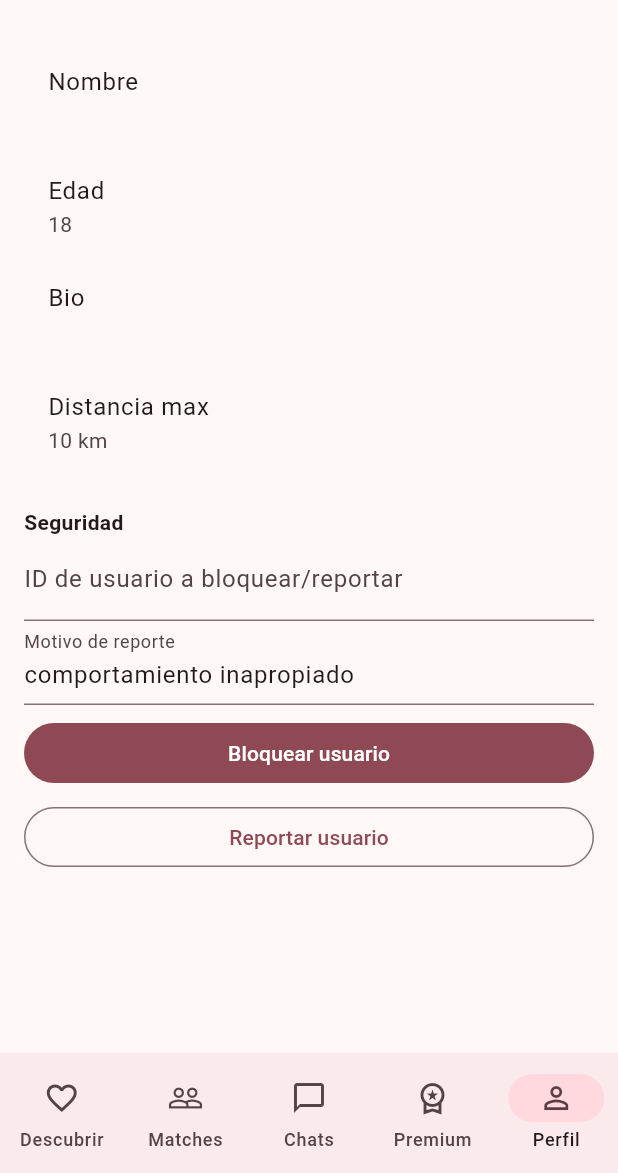
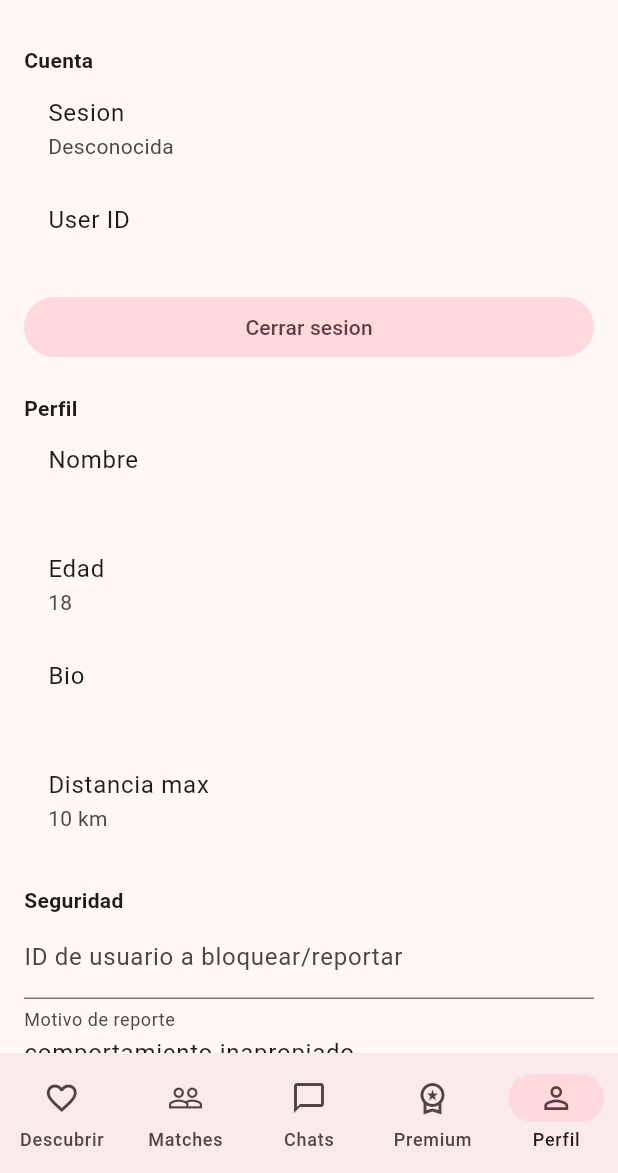
Before and after one commit to Lisandro1313/Finder, a Flutter app: the screen it shows once a user with an empty profile is signed in, item 5 of the bottom bar chosen, on a phone screen of 412 x 824 dp, the part 63-1236 px from its top. Run offline on Flutter 3.47's test engine with Material 2 defaults, Android fonts, the phone set to English and light mode, and no system bars; our stand-ins replace cloud_firestore, firebase_auth, firebase_core, firebase_messaging, google_sign_in, in_app_purchase; accounts and stored records are empty; network calls fail.

Commit message:
feat: add account session details, logout flow, and Google Sign-In setup/QA docs

```diff
--- a/lib/app/finder_home.dart
+++ b/lib/app/finder_home.dart
@@ -2,6 +2,7 @@ import 'dart:async';
 
 import 'package:flutter/material.dart';
 
+import '../data/models/app_user.dart';
 import '../data/models/finder_profile.dart';
 import '../data/models/user_entitlements.dart';
 import '../data/repositories/chat_repository.dart';
@@ -19,22 +20,24 @@ import '../features/profile/profile_tab.dart';
 class FinderHome extends StatefulWidget {
   const FinderHome({
     super.key,
-    required this.currentUserId,
+    required this.currentUser,
     required this.discoverRepository,
     required this.matchRepository,
     required this.chatRepository,
     required this.profileRepository,
     required this.entitlementRepository,
     required this.safetyRepository,
+    required this.onLogout,
   });
 
-  final String currentUserId;
+  final AppUser currentUser;
   final DiscoverRepository discoverRepository;
   final MatchRepository matchRepository;
   final ChatRepository chatRepository;
   final ProfileRepository profileRepository;
   final EntitlementRepository entitlementRepository;
   final SafetyRepository safetyRepository;
+  final Future<void> Function() onLogout;
 
   @override
   State<FinderHome> createState() => _FinderHomeState();
@@ -52,7 +55,7 @@ class _FinderHomeState extends State<FinderHome> {
   void initState() {
     super.initState();
     _loadProfiles();
-    _entSub = widget.entitlementRepository.watchEntitlements(widget.currentUserId).listen((value) {
+    _entSub = widget.entitlementRepository.watchEntitlements(widget.currentUser.id).listen((value) {
       if (!mounted) return;
       setState(() {
         final previousLimit = _entitlements.dailyLikesLimit();
@@ -72,7 +75,7 @@ class _FinderHomeState extends State<FinderHome> {
   }
 
   Future<void> _loadProfiles() async {
-    final profiles = await widget.discoverRepository.fetchProfiles(currentUserId: widget.currentUserId);
+    final profiles = await widget.discoverRepository.fetchProfiles(currentUserId: widget.currentUser.id);
     if (!mounted) return;
     setState(() => _profiles = profiles);
   }
@@ -90,17 +93,19 @@ class _FinderHomeState extends State<FinderHome> {
         onSuperLike: _superLikeProfile,
         onBoostTap: _useBoost,
       ),
-      MatchesTab(currentUserId: widget.currentUserId, matchRepository: widget.matchRepository),
+      MatchesTab(currentUserId: widget.currentUser.id, matchRepository: widget.matchRepository),
       ChatsTab(
-        currentUserId: widget.currentUserId,
+        currentUserId: widget.currentUser.id,
         matchRepository: widget.matchRepository,
         chatRepository: widget.chatRepository,
       ),
-      PremiumTab(userId: widget.currentUserId, entitlementRepository: widget.entitlementRepository),
+      PremiumTab(userId: widget.currentUser.id, entitlementRepository: widget.entitlementRepository),
       ProfileTab(
-        currentUserId: widget.currentUserId,
+        currentUserId: widget.currentUser.id,
         profileRepository: widget.profileRepository,
         safetyRepository: widget.safetyRepository,
+        sessionLabel: widget.currentUser.sessionLabel,
+        onLogout: widget.onLogout,
       ),
     ];
 
@@ -127,7 +132,7 @@ class _FinderHomeState extends State<FinderHome> {
     if (_profiles.isEmpty) return;
     final profile = _profiles[_profileIndex % _profiles.length];
     final isMatch = await widget.matchRepository.sendLike(
-      fromUserId: widget.currentUserId,
+      fromUserId: widget.currentUser.id,
       toUserId: profile.id,
     );
 
@@ -154,9 +159,9 @@ class _FinderHomeState extends State<FinderHome> {
     }
 
     final profile = _profiles[_profileIndex % _profiles.length];
-    await widget.entitlementRepository.consumeSuperLike(widget.currentUserId);
+    await widget.entitlementRepository.consumeSuperLike(widget.currentUser.id);
     final isMatch = await widget.matchRepository.sendLike(
-      fromUserId: widget.currentUserId,
+      fromUserId: widget.currentUser.id,
       toUserId: profile.id,
     );
 
@@ -180,7 +185,7 @@ class _FinderHomeState extends State<FinderHome> {
       );
       return;
     }
-    await widget.entitlementRepository.consumeBoost(widget.currentUserId);
+    await widget.entitlementRepository.consumeBoost(widget.currentUser.id);
     if (!mounted) return;
     ScaffoldMessenger.of(context).showSnackBar(
       const SnackBar(content: Text('Boost activado por 30 minutos.')),
--- a/lib/app/finder_root.dart
+++ b/lib/app/finder_root.dart
@@ -95,13 +95,14 @@ class _FinderRootState extends State<FinderRoot> {
         }
 
         return FinderHome(
-          currentUserId: _user!.id,
+          currentUser: _user!,
           discoverRepository: widget.discoverRepository,
           matchRepository: widget.matchRepository,
           chatRepository: widget.chatRepository,
           profileRepository: widget.profileRepository,
           entitlementRepository: widget.entitlementRepository,
           safetyRepository: widget.safetyRepository,
+          onLogout: widget.authRepository.signOut,
         );
       },
     );
--- a/lib/data/models/app_user.dart
+++ b/lib/data/models/app_user.dart
@@ -1,5 +1,17 @@
 class AppUser {
-  const AppUser({required this.id});
+  const AppUser({
+    required this.id,
+    required this.isAnonymous,
+    required this.providerId,
+  });
 
   final String id;
+  final bool isAnonymous;
+  final String providerId;
+
+  String get sessionLabel {
+    if (isAnonymous) return 'Anonima (MVP)';
+    if (providerId == 'google.com') return 'Google';
+    return providerId.isEmpty ? 'Desconocida' : providerId;
+  }
 }
--- a/lib/data/repositories/auth_repository.dart
+++ b/lib/data/repositories/auth_repository.dart
@@ -21,7 +21,12 @@ class FirebaseAuthRepository implements AuthRepository {
   Stream<AppUser?> authStateChanges() {
     return _auth.authStateChanges().map((user) {
       if (user == null) return null;
-      return AppUser(id: user.uid);
+      final providerId = user.providerData.isNotEmpty ? user.providerData.first.providerId : '';
+      return AppUser(
+        id: user.uid,
+        isAnonymous: user.isAnonymous,
+        providerId: providerId,
+      );
     });
   }
 
@@ -68,7 +73,7 @@ class MockAuthRepository implements AuthRepository {
 
   @override
   Future<void> signIn() async {
-    _current = const AppUser(id: 'mock-user');
+    _current = const AppUser(id: 'mock-user', isAnonymous: true, providerId: '');
     _controller.add(_current);
   }
 
--- a/lib/features/profile/profile_tab.dart
+++ b/lib/features/profile/profile_tab.dart
@@ -10,11 +10,15 @@ class ProfileTab extends StatefulWidget {
     required this.currentUserId,
     required this.profileRepository,
     required this.safetyRepository,
+    required this.sessionLabel,
+    required this.onLogout,
   });
 
   final String currentUserId;
   final ProfileRepository profileRepository;
   final SafetyRepository safetyRepository;
+  final String sessionLabel;
+  final Future<void> Function() onLogout;
 
   @override
   State<ProfileTab> createState() => _ProfileTabState();
@@ -44,6 +48,15 @@ class _ProfileTabState extends State<ProfileTab> {
         return ListView(
           padding: const EdgeInsets.all(16),
           children: [
+            const Text('Cuenta', style: TextStyle(fontWeight: FontWeight.bold)),
+            ListTile(title: const Text('Sesion'), subtitle: Text(widget.sessionLabel)),
+            ListTile(title: const Text('User ID'), subtitle: Text(widget.currentUserId)),
+            FilledButton.tonal(
+              onPressed: _logout,
+              child: const Text('Cerrar sesion'),
+            ),
+            const SizedBox(height: 20),
+            const Text('Perfil', style: TextStyle(fontWeight: FontWeight.bold)),
             ListTile(title: const Text('Nombre'), subtitle: Text(profile.name)),
             ListTile(title: const Text('Edad'), subtitle: Text('${profile.age}')),
             ListTile(title: const Text('Bio'), subtitle: Text(profile.bio)),
@@ -74,6 +87,10 @@ class _ProfileTabState extends State<ProfileTab> {
     );
   }
 
+  Future<void> _logout() async {
+    await widget.onLogout();
+  }
+
   Future<void> _blockUser() async {
     final target = _targetController.text.trim();
     if (target.isEmpty) return;
```
Also changed, not shown: 1 other file.
